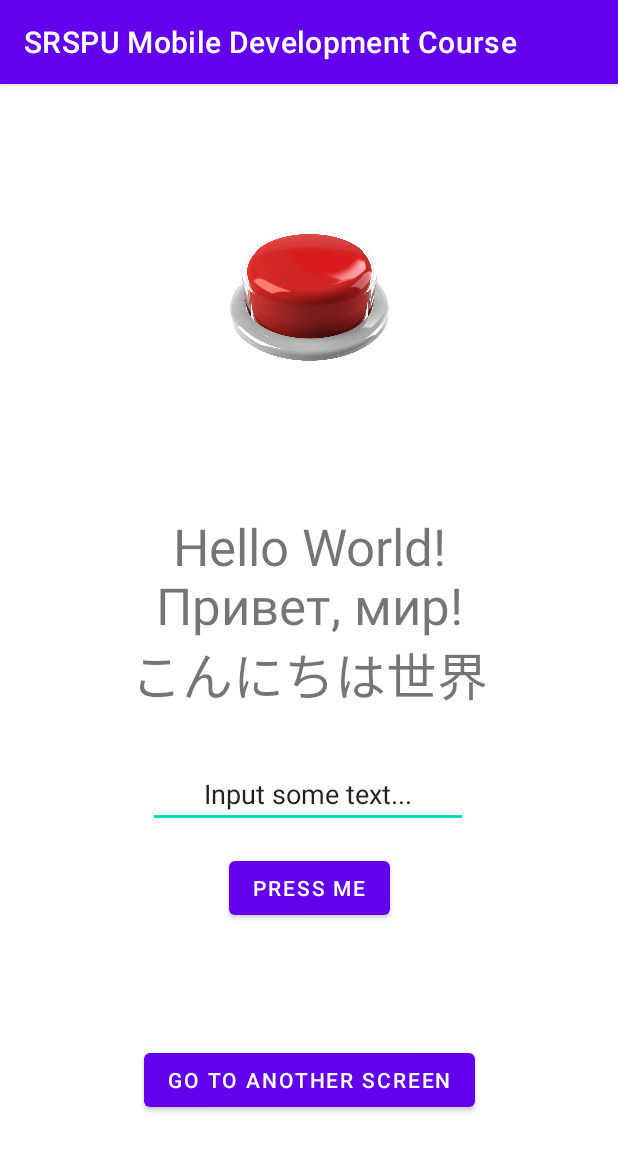
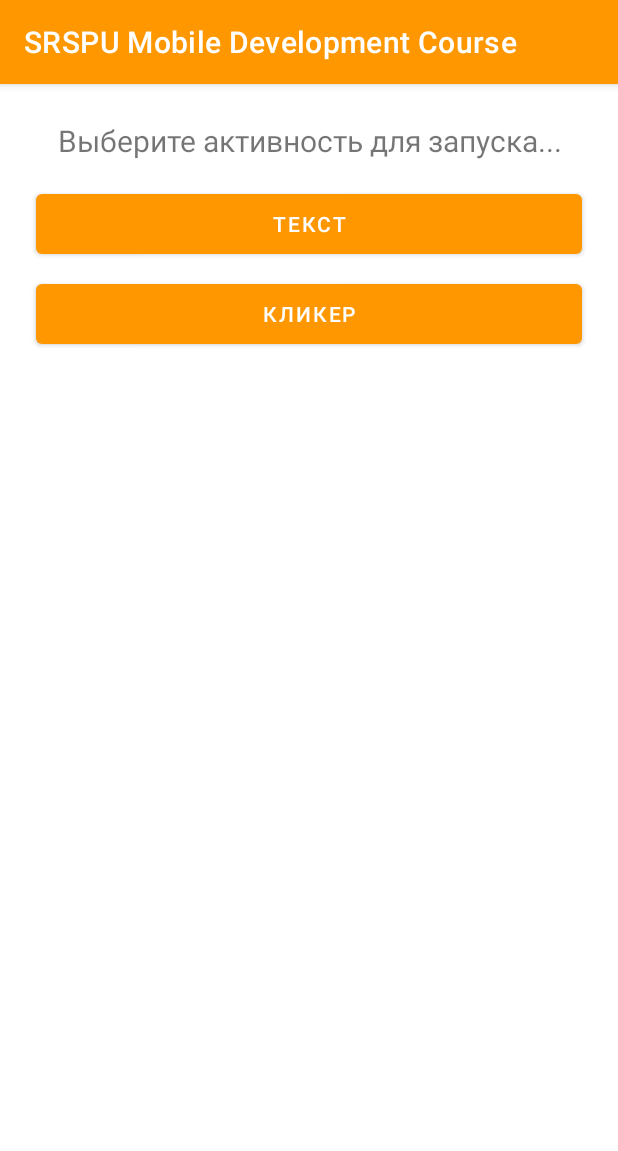
Before and after one commit to morozyuk-d-p/srspu-mobile-development-course, an Android app: the screen it shows after launch (MainActivity), on a phone screen of 412 x 824 dp. Shown: the top 1151 px of the screen. Run offline under Robolectric (Android 15) with nearby library versions, the phone set to English and light mode, and no system bars.

Commit message:
Create menu

```diff
--- a/app/src/main/java/ru/morozdan2003/srspu_mdc/MainActivity.java
+++ b/app/src/main/java/ru/morozdan2003/srspu_mdc/MainActivity.java
@@ -3,57 +3,28 @@ package ru.morozdan2003.srspu_mdc;
 import androidx.appcompat.app.AppCompatActivity;
 
 import android.content.Intent;
-import android.media.Image;
 import android.os.Bundle;
-import android.view.View;
 import android.widget.Button;
-import android.widget.EditText;
-import android.widget.ImageButton;
-import android.widget.TextView;
 
 public class MainActivity extends AppCompatActivity {
 
     @Override
     protected void onCreate(Bundle savedInstanceState) {
-        // Default code to initialize the activity
         super.onCreate(savedInstanceState);
         setContentView(R.layout.activity_main);
 
-        // Import message string in variable
-        String message = getResources().getString(R.string.message);
+        // handle buttons
+        Button text_button = (Button) findViewById(R.id.text_button);
+        Button clicker_button = (Button) findViewById(R.id.clicker_button);
 
-        // Integer for counter for red button
-        final Integer[] redButtonCounter = {0};
-
-        // Define programmatic objects for activity views
-        TextView textView = (TextView) findViewById(R.id.textView);
-        EditText editText = (EditText) findViewById(R.id.editText);
-        Button button = (Button) findViewById(R.id.button);
-        ImageButton redButton = (ImageButton) findViewById(R.id.redButton);
-        Button NextScreenButton = (Button) findViewById(R.id.next_screen_button);
-
-        // Setup event listeners for buttons
-        button.setOnClickListener(new View.OnClickListener() {
-            public void onClick(View view) {
-                String text = editText.getText().toString();
-                textView.setText(text);
-            }
+        // define listeners for buttons
+        text_button.setOnClickListener(view -> {
+            Intent intent = new Intent(this, TextExample.class);
+            startActivity(intent);
         });
-        redButton.setOnClickListener(new View.OnClickListener() {
-            public void onClick(View view) {
-                redButtonCounter[0]++;
-                textView.setText("Кнопка нажата " + redButtonCounter[0].toString() + " раз");
-            }
-        });
-        NextScreenButton.setOnClickListener(new View.OnClickListener() {
-            public void onClick(View view) {
-                goToNext(view);
-            }
+        clicker_button.setOnClickListener(view -> {
+            Intent intent = new Intent(this, Clicker.class);
+            startActivity(intent);
         });
     }
-
-    public void goToNext(View view) {
-        Intent intent = new Intent(this, new_screen.class);
-        startActivity(intent);
-    }
 }
--- a/app/src/main/res/layout/activity_main.xml
+++ b/app/src/main/res/layout/activity_main.xml
@@ -7,63 +7,39 @@
     tools:context=".MainActivity">
 
     <TextView
-        android:id="@+id/textView"
+        android:id="@+id/textView2"
         android:layout_width="wrap_content"
         android:layout_height="wrap_content"
-        android:text="@string/message"
+        android:layout_marginTop="24dp"
+        android:text="@string/main_greeting"
         android:textAlignment="center"
-        android:textSize="34sp"
-        app:layout_constraintBottom_toBottomOf="parent"
+        android:textSize="20sp"
         app:layout_constraintEnd_toEndOf="parent"
         app:layout_constraintStart_toStartOf="parent"
-        app:layout_constraintTop_toTopOf="parent"
-        app:layout_constraintVertical_bias="0.45" />
-
-    <EditText
-        android:id="@+id/editText"
-        android:layout_width="wrap_content"
-        android:layout_height="wrap_content"
-        android:layout_marginTop="32dp"
-        android:ems="10"
-        android:inputType="textPersonName"
-        android:text="Input some text..."
-
-        android:textAlignment="center"
-        app:layout_constraintEnd_toEndOf="parent"
-        app:layout_constraintHorizontal_bias="0.497"
-        app:layout_constraintStart_toStartOf="parent"
-        app:layout_constraintTop_toBottomOf="@+id/textView" />
+        app:layout_constraintTop_toTopOf="parent" />
 
     <Button
-        android:id="@+id/button"
-        android:layout_width="wrap_content"
-        android:layout_height="wrap_content"
+        android:id="@+id/text_button"
+        android:layout_width="0dp"
+        android:layout_height="52dp"
+        android:layout_marginStart="24dp"
         android:layout_marginTop="16dp"
-        android:text="Press me"
+        android:layout_marginEnd="24dp"
+        android:text="Текст"
         app:layout_constraintEnd_toEndOf="parent"
         app:layout_constraintStart_toStartOf="parent"
-        app:layout_constraintTop_toBottomOf="@+id/editText" />
-
-    <ImageButton
-        android:id="@+id/redButton"
-        android:layout_width="125dp"
-        android:layout_height="138dp"
-        android:background="#00FFFFFF"
-        android:scaleType="fitCenter"
-        app:layout_constraintBottom_toTopOf="@+id/textView"
-        app:layout_constraintEnd_toEndOf="parent"
-        app:layout_constraintStart_toStartOf="parent"
-        app:layout_constraintTop_toTopOf="parent"
-        app:srcCompat="@drawable/button" />
+        app:layout_constraintTop_toBottomOf="@+id/textView2" />
 
     <Button
-        android:id="@+id/next_screen_button"
-        android:layout_width="wrap_content"
-        android:layout_height="wrap_content"
-        android:text="Go to another screen"
-        app:layout_constraintBottom_toBottomOf="parent"
+        android:id="@+id/clicker_button"
+        android:layout_width="0dp"
+        android:layout_height="52dp"
+        android:layout_marginStart="24dp"
+        android:layout_marginTop="8dp"
+        android:layout_marginEnd="24dp"
+        android:text="Кликер"
         app:layout_constraintEnd_toEndOf="parent"
+        app:layout_constraintHorizontal_bias="1.0"
         app:layout_constraintStart_toStartOf="parent"
-        app:layout_constraintTop_toBottomOf="@+id/button" />
-
+        app:layout_constraintTop_toBottomOf="@+id/text_button" />
 </androidx.constraintlayout.widget.ConstraintLayout>
--- a/app/src/main/res/values-night/themes.xml
+++ b/app/src/main/res/values-night/themes.xml
@@ -2,12 +2,12 @@
     <!-- Base application theme. -->
     <style name="Theme.SRSPUMobileDevelopmentCourse" parent="Theme.MaterialComponents.DayNight.DarkActionBar">
         <!-- Primary brand color. -->
-        <item name="colorPrimary">@color/purple_200</item>
-        <item name="colorPrimaryVariant">@color/purple_700</item>
+        <item name="colorPrimary">@color/cyan_200</item>
+        <item name="colorPrimaryVariant">@color/cyan_700</item>
         <item name="colorOnPrimary">@color/black</item>
         <!-- Secondary brand color. -->
-        <item name="colorSecondary">@color/teal_200</item>
-        <item name="colorSecondaryVariant">@color/teal_200</item>
+        <item name="colorSecondary">@color/green_200</item>
+        <item name="colorSecondaryVariant">@color/green_200</item>
         <item name="colorOnSecondary">@color/black</item>
         <!-- Status bar color. -->
         <item name="android:statusBarColor" tools:targetApi="l">?attr/colorPrimaryVariant</item>
--- a/app/src/main/res/values/colors.xml
+++ b/app/src/main/res/values/colors.xml
@@ -1,10 +1,18 @@
 <?xml version="1.0" encoding="utf-8"?>
 <resources>
-    <color name="purple_200">#FFBB86FC</color>
-    <color name="purple_500">#FF6200EE</color>
-    <color name="purple_700">#FF3700B3</color>
-    <color name="teal_200">#FF03DAC5</color>
-    <color name="teal_700">#FF018786</color>
+    <!--  Dark theme colors  -->
+    <color name="cyan_200">#80DEEA</color>
+    <color name="cyan_500">#00BCD4</color>
+    <color name="cyan_700">#0097A7</color>
+    <color name="green_200">#A5D6A7</color>
+    <color name="green_700">#388E3C</color>
+    <!--  Light theme colors   -->
+    <color name="orange_200">#FFCC80</color>
+    <color name="orange_500">#FF9800</color>
+    <color name="orange_700">#F57C00</color>
+    <color name="yellow_200">#FFF59D</color>
+    <color name="yellow_700">#FBC02D</color>
+    <!--  Common colors  -->
     <color name="black">#FF000000</color>
     <color name="white">#FFFFFFFF</color>
 </resources>
--- a/app/src/main/res/values/strings.xml
+++ b/app/src/main/res/values/strings.xml
@@ -1,4 +1,6 @@
 <resources>
     <string name="app_name">SRSPU Mobile Development Course</string>
+    <string name="main_greeting">Выберите активность для запуска...</string>
     <string name="message">Hello World!\nПривет, мир!\nこんにちは世界</string>
+    <string name="clicker_greeting">Click on red button!</string>
 </resources>
--- a/app/src/main/res/values/themes.xml
+++ b/app/src/main/res/values/themes.xml
@@ -2,12 +2,12 @@
     <!-- Base application theme. -->
     <style name="Theme.SRSPUMobileDevelopmentCourse" parent="Theme.MaterialComponents.DayNight.DarkActionBar">
         <!-- Primary brand color. -->
-        <item name="colorPrimary">@color/purple_500</item>
-        <item name="colorPrimaryVariant">@color/purple_700</item>
+        <item name="colorPrimary">@color/orange_500</item>
+        <item name="colorPrimaryVariant">@color/orange_700</item>
         <item name="colorOnPrimary">@color/white</item>
         <!-- Secondary brand color. -->
-        <item name="colorSecondary">@color/teal_200</item>
-        <item name="colorSecondaryVariant">@color/teal_700</item>
+        <item name="colorSecondary">@color/yellow_200</item>
+        <item name="colorSecondaryVariant">@color/yellow_700</item>
         <item name="colorOnSecondary">@color/black</item>
         <!-- Status bar color. -->
         <item name="android:statusBarColor" tools:targetApi="l">?attr/colorPrimaryVariant</item>
```
Also changed, not shown: app/src/main/AndroidManifest.xml (+11 -3 lines), app/src/main/java/ru/morozdan2003/srspu_mdc/Clicker.java (added, +32 -0 lines), app/src/main/java/ru/morozdan2003/srspu_mdc/new_screen.java (deleted, +0 -14 lines), app/src/main/res/layout/activity_clicker.xml (added, +33 -0 lines), app/src/main/res/layout/activity_new_screen.xml (deleted, +0 -19 lines).
